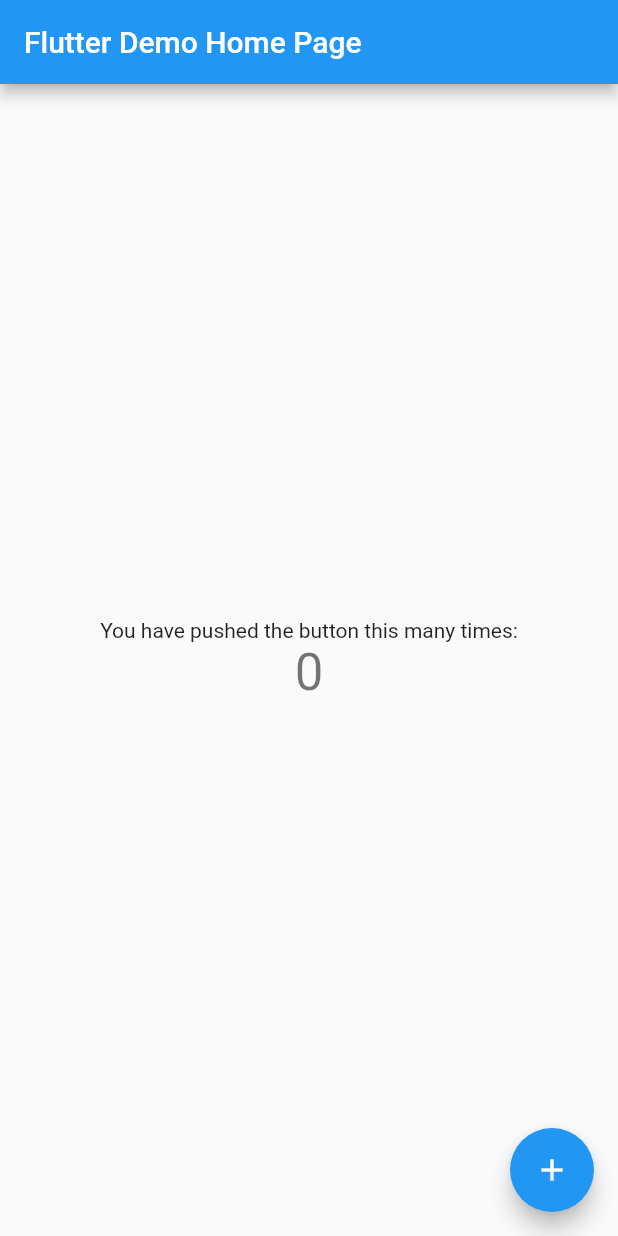
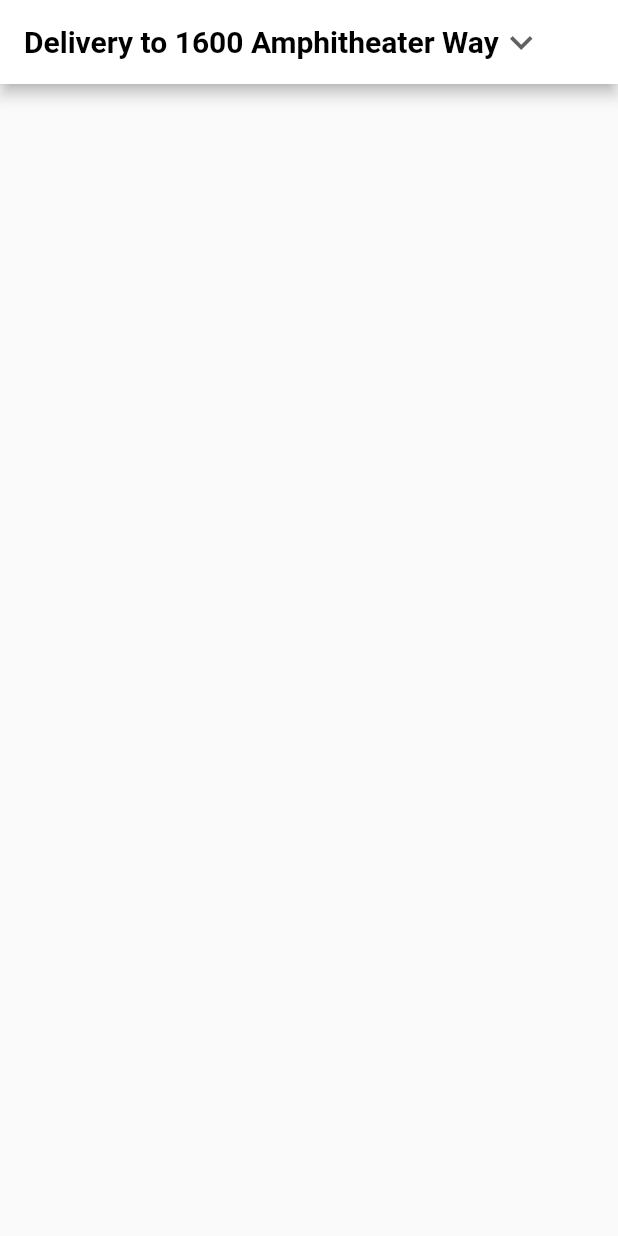
Before and after one commit to Michellehwang001/UICupcake, a Flutter app: the screen it shows after launch, on a phone screen of 412 x 824 dp. Run offline on Flutter 3.47's test engine with Material 2 defaults, Android fonts, the phone set to English and light mode, and no system bars.

Commit message:
AppBar 완성

```diff
--- a/lib/main.dart
+++ b/lib/main.dart
@@ -11,103 +11,63 @@ class MyApp extends StatelessWidget {
     return MaterialApp(
       title: 'Flutter Demo',
       theme: ThemeData(
-        // This is the theme of your application.
-        //
-        // Try running your application with "flutter run". You'll see the
-        // application has a blue toolbar. Then, without quitting the app, try
-        // changing the primarySwatch below to Colors.green and then invoke
-        // "hot reload" (press "r" in the console where you ran "flutter run",
-        // or simply save your changes to "hot reload" in a Flutter IDE).
-        // Notice that the counter didn't reset back to zero; the application
-        // is not restarted.
+        brightness: Brightness.light,
+        primaryColor: Colors.white,
         primarySwatch: Colors.blue,
+        bottomAppBarColor: Color(0xFF4B30ED),
+        textTheme: const TextTheme(
+          headline2: TextStyle(
+              color: Colors.black, fontSize: 20, fontWeight: FontWeight.w600),
+        ),
       ),
-      home: MyHomePage(title: 'Flutter Demo Home Page'),
+      home: HomePage(),
     );
   }
 }
 
-class MyHomePage extends StatefulWidget {
-  MyHomePage({Key? key, required this.title}) : super(key: key);
-
-  // This widget is the home page of your application. It is stateful, meaning
-  // that it has a State object (defined below) that contains fields that affect
-  // how it looks.
-
-  // This class is the configuration for the state. It holds the values (in this
-  // case the title) provided by the parent (in this case the App widget) and
-  // used by the build method of the State. Fields in a Widget subclass are
-  // always marked "final".
-
-  final String title;
-
+class HomePage extends StatefulWidget {
   @override
-  _MyHomePageState createState() => _MyHomePageState();
+  _HomePageState createState() => _HomePageState();
 }
 
-class _MyHomePageState extends State<MyHomePage> {
-  int _counter = 0;
-
-  void _incrementCounter() {
-    setState(() {
-      // This call to setState tells the Flutter framework that something has
-      // changed in this State, which causes it to rerun the build method below
-      // so that the display can reflect the updated values. If we changed
-      // _counter without calling setState(), then the build method would not be
-      // called again, and so nothing would appear to happen.
-      _counter++;
-    });
-  }
+class _HomePageState extends State<HomePage> {
+  String _value = '1';
 
   @override
   Widget build(BuildContext context) {
-    // This method is rerun every time setState is called, for instance as done
-    // by the _incrementCounter method above.
-    //
-    // The Flutter framework has been optimized to make rerunning build methods
-    // fast, so that you can just rebuild anything that needs updating rather
-    // than having to individually change instances of widgets.
     return Scaffold(
       appBar: AppBar(
-        // Here we take the value from the MyHomePage object that was created by
-        // the App.build method, and use it to set our appbar title.
-        title: Text(widget.title),
-      ),
-      body: Center(
-        // Center is a layout widget. It takes a single child and positions it
-        // in the middle of the parent.
-        child: Column(
-          // Column is also a layout widget. It takes a list of children and
-          // arranges them vertically. By default, it sizes itself to fit its
-          // children horizontally, and tries to be as tall as its parent.
-          //
-          // Invoke "debug painting" (press "p" in the console, choose the
-          // "Toggle Debug Paint" action from the Flutter Inspector in Android
-          // Studio, or the "Toggle Debug Paint" command in Visual Studio Code)
-          // to see the wireframe for each widget.
-          //
-          // Column has various properties to control how it sizes itself and
-          // how it positions its children. Here we use mainAxisAlignment to
-          // center the children vertically; the main axis here is the vertical
-          // axis because Columns are vertical (the cross axis would be
-          // horizontal).
-          mainAxisAlignment: MainAxisAlignment.center,
-          children: <Widget>[
-            Text(
-              'You have pushed the button this many times:',
+        title: DropdownButton<String>(
+          value: _value,
+          icon: const Icon(Icons.keyboard_arrow_down),
+          iconSize: 30,
+          underline: Container(),
+          items: [
+            DropdownMenuItem(
+              child: Text('Delivery to 1600 Amphitheater Way', style: Theme.of(context).textTheme.headline2,),
+              value: '1',
             ),
-            Text(
-              '$_counter',
-              style: Theme.of(context).textTheme.headline4,
+            DropdownMenuItem(
+              child: Text('Delivery to 1800', style: Theme.of(context).textTheme.headline2,),
+              value: '2',
             ),
-          ],
+            DropdownMenuItem(
+              child: Text('Delivery to 1800', style: Theme.of(context).textTheme.headline2,),
+              value: '3',
+            ),
+            DropdownMenuItem(
+              child: Text('Delivery to 1800', style: Theme.of(context).textTheme.headline2,),
+              value: '4',
+            ),
+         ],
+          onChanged: (value) {
+           setState(() {
+             _value = value!;
+           });
+          },
         ),
       ),
-      floatingActionButton: FloatingActionButton(
-        onPressed: _incrementCounter,
-        tooltip: 'Increment',
-        child: Icon(Icons.add),
-      ), // This trailing comma makes auto-formatting nicer for build methods.
+      body: Container(),
     );
   }
 }
```
